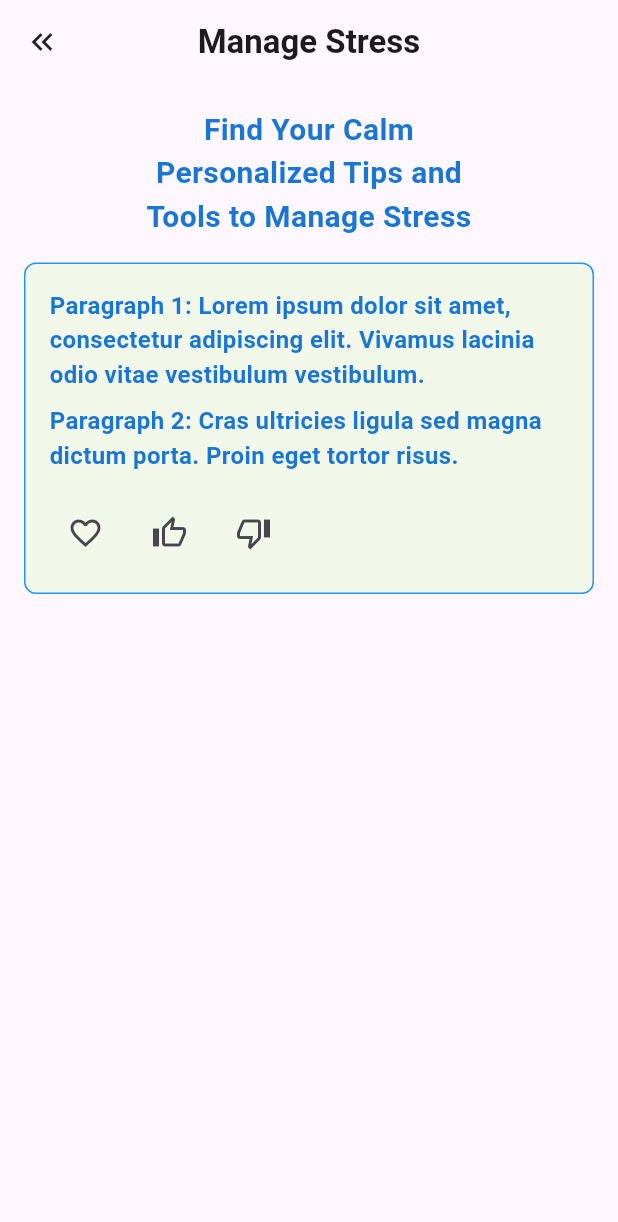
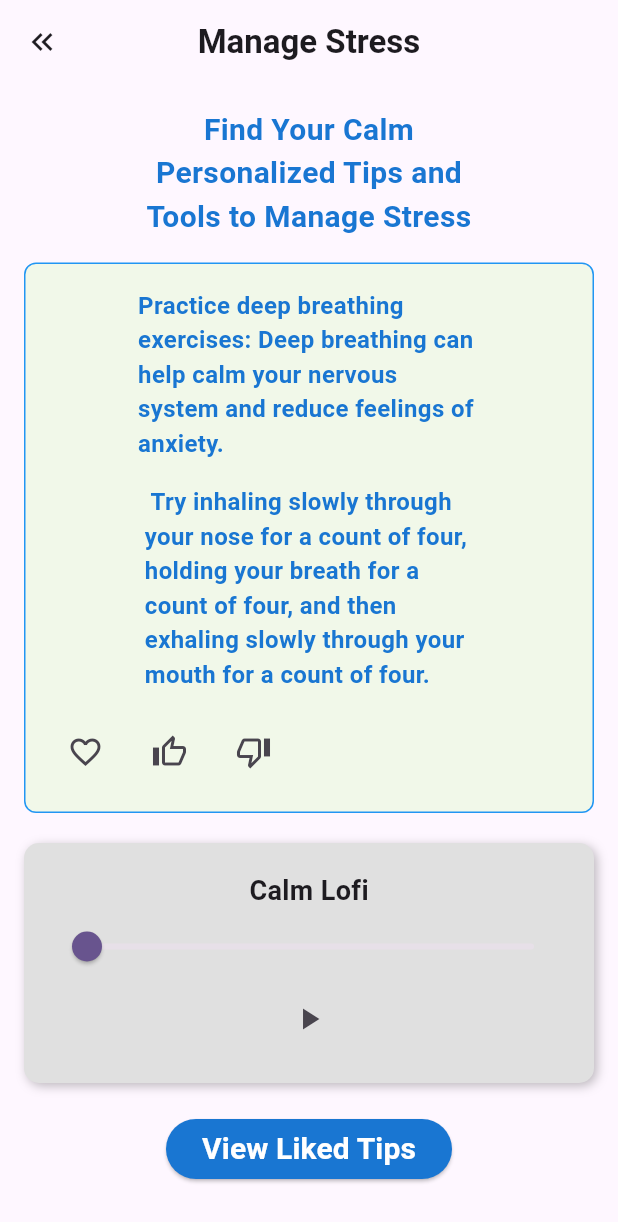
Before and after one commit to Aaliyah-Reid/cas, a Flutter app: the StressPage screen opened directly, on a phone screen of 412 x 824 dp. Shown: the top 1222 px of the screen. Run offline on Flutter 3.47's test engine with Material 3 defaults, Android fonts, the phone set to English and light mode, and no system bars; drawn by our look-alikes of toastification; our stand-ins replace flutter_chat_types, flutter_chat_ui, get_it, pocketbase, shared_preferences; missing offline and left inert: dart:ffi; accounts and stored records are empty.

Commit message:
Manage Stress page update

```diff
--- a/lib/stress.dart
+++ b/lib/stress.dart
@@ -1,6 +1,7 @@
 import 'package:cas/chat.dart';
 import 'package:flutter/material.dart';
 import 'package:cas/home.dart';
+import 'dart:async';
 
 class StressPage extends StatefulWidget {
   _StressPageState createState() => _StressPageState();
@@ -11,6 +12,31 @@ class _StressPageState extends State<StressPage> {
   bool isFavorite = false;
   bool isLiked = false;
   bool isDisliked = false;
+  double _currentSliderValue = 0;
+  bool _isPlaying = false;
+  Timer? _timer;
+
+void dispose() {
+    _timer?.cancel();
+    super.dispose();
+  }
+
+  void _startSlider() {
+    _timer = Timer.periodic(Duration(milliseconds: 100), (timer) {
+      setState(() {
+        if (_currentSliderValue < 100) {
+          _currentSliderValue += 1;
+        } else {
+          _timer?.cancel();
+          _isPlaying = false;
+        }
+      });
+    });
+  }
+
+  void _stopSlider() {
+    _timer?.cancel();
+  }
   @override
   Widget build(BuildContext context) {
     return Scaffold(
@@ -50,14 +76,18 @@ class _StressPageState extends State<StressPage> {
                 child: Column(
                   crossAxisAlignment: CrossAxisAlignment.start,
                   children: [
-                    Text(
-                      "Paragraph 1: Lorem ipsum dolor sit amet, consectetur adipiscing elit. Vivamus lacinia odio vitae vestibulum vestibulum.",
-                      style: TextStyle(fontSize: 16,fontWeight: FontWeight.bold, color:Colors.blue[700]),
+                    Center(
+                      child: Text(
+                        "Practice deep breathing \nexercises: Deep breathing can \nhelp calm your nervous \nsystem and reduce feelings of \nanxiety.",
+                        style: TextStyle(fontSize: 16,fontWeight: FontWeight.bold, color:Colors.blue[700]),
+                      ),
                     ),
-                    SizedBox(height: 8),
-                    Text(
-                      "Paragraph 2: Cras ultricies ligula sed magna dictum porta. Proin eget tortor risus.",
-                      style: TextStyle(fontSize: 16,fontWeight: FontWeight.bold, color:Colors.blue[700]),
+                    SizedBox(height: 16),
+                    Center(
+                      child: Text(
+                        " Try inhaling slowly through \nyour nose for a count of four, \nholding your breath for a \ncount of four, and then \nexhaling slowly through your \nmouth for a count of four.",
+                        style: TextStyle(fontSize: 16,fontWeight: FontWeight.bold, color:Colors.blue[700]),
+                      ),
                     ),
                     SizedBox(height: 16),
                     Row(
@@ -94,6 +124,87 @@ class _StressPageState extends State<StressPage> {
                   ],
                 ),
               ),
+              SizedBox(height: 20),
+              Container(
+                width: double.infinity,
+                height: 160,
+                decoration: BoxDecoration(
+                  color: Colors.grey[300],
+                  borderRadius: BorderRadius.circular(10),
+                  boxShadow: [
+                    BoxShadow(
+                      color: Colors.black26,
+                      blurRadius: 5,
+                      offset: Offset(2, 2),
+                    ),
+                  ],
+                ),
+                padding: EdgeInsets.all(16),
+                child: Column(
+                  mainAxisAlignment: MainAxisAlignment.center,
+                  children: [
+                     Center(
+                       child: Text(
+                        'Calm Lofi',
+                        style: TextStyle(
+                          fontSize: 18,
+                          fontWeight: FontWeight.bold,
+                        ),
+                                           ),
+                     ),
+                    Slider(
+                      value: _currentSliderValue,
+                      min: 0,
+                      max: 100,
+                      divisions: 100,
+                      label: _currentSliderValue.round().toString(),
+                      onChanged: (double value) {
+                        setState(() {
+                          _currentSliderValue = value;
+                        });
+                      },
+                    ),
+                    Row(
+                      mainAxisAlignment: MainAxisAlignment.center,
+                      children: [
+                        IconButton(
+                          icon: Icon(_isPlaying ? Icons.pause : Icons.play_arrow),
+                          onPressed: () {
+                            setState(() {
+                              if (_isPlaying) {
+                                _stopSlider();
+                              } else {
+                                _startSlider();
+                              }
+                              _isPlaying = !_isPlaying;
+                            });
+                          },
+                        ),
+                      ],
+                    ),
+                  ],
+                ),
+              ),
+              SizedBox(height:20),
+               Center(
+                 child: ElevatedButton(
+                        onPressed: () {},
+                        style: ElevatedButton.styleFrom(
+                          backgroundColor: Colors.blue[700],
+                          shape: RoundedRectangleBorder(
+                            borderRadius: BorderRadius.circular(30.0),
+                          ),
+                        ),
+                        child: Text(
+                          'View Liked Tips',
+                          style: TextStyle(
+                              fontSize: 20,
+                              fontWeight: FontWeight.bold,
+                              color: Colors.white),
+                        ),
+                      ),
+               ),
+
             ]
           )
         )
```
